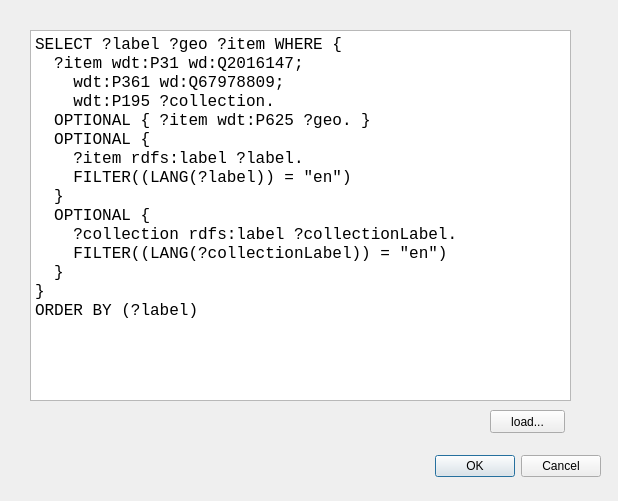
Qt form sparql_unicorn/sparql_unicorn_dialog_base.ui (sparqlunicorn/sparqlunicornGoesGIS) before a commit.
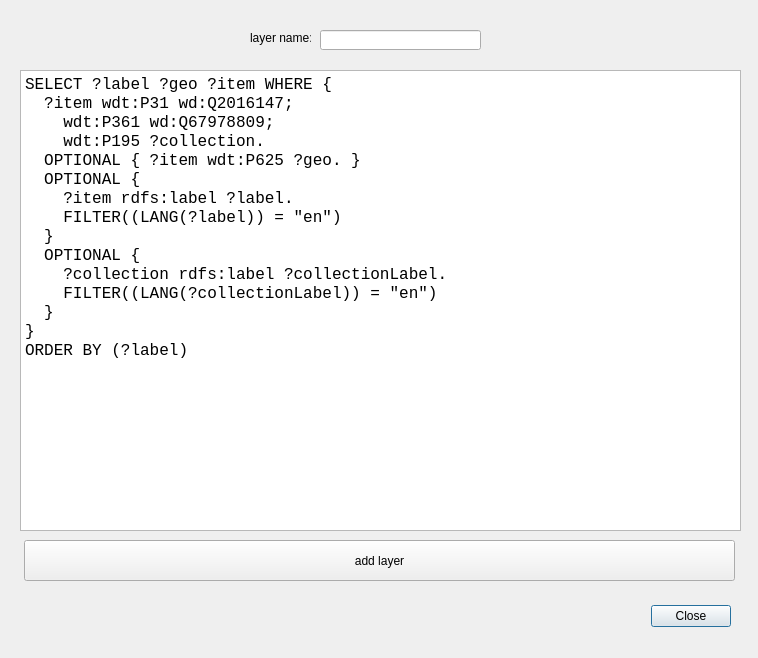
The same form after that commit.

Patch:
```diff
--- a/sparql_unicorn/sparql_unicorn_dialog_base.ui
+++ b/sparql_unicorn/sparql_unicorn_dialog_base.ui
@@ -6,8 +6,8 @@
    <rect>
     <x>0</x>
     <y>0</y>
-    <width>618</width>
-    <height>501</height>
+    <width>758</width>
+    <height>658</height>
    </rect>
   </property>
   <property name="windowTitle">
@@ -16,8 +16,8 @@
   <widget class="QDialogButtonBox" name="button_box">
    <property name="geometry">
     <rect>
-     <x>260</x>
-     <y>450</y>
+     <x>390</x>
+     <y>600</y>
      <width>341</width>
      <height>32</height>
     </rect>
@@ -26,16 +26,16 @@
     <enum>Qt::Horizontal</enum>
    </property>
    <property name="standardButtons">
-    <set>QDialogButtonBox::Cancel|QDialogButtonBox::Ok</set>
+    <set>QDialogButtonBox::Close</set>
    </property>
   </widget>
   <widget class="QPlainTextEdit" name="inp_sparql">
    <property name="geometry">
     <rect>
-     <x>30</x>
-     <y>30</y>
-     <width>541</width>
-     <height>371</height>
+     <x>20</x>
+     <y>70</y>
+     <width>721</width>
+     <height>461</height>
     </rect>
    </property>
    <property name="font">
@@ -65,14 +65,37 @@
   <widget class="QPushButton" name="pushButton">
    <property name="geometry">
     <rect>
-     <x>490</x>
-     <y>410</y>
-     <width>75</width>
-     <height>23</height>
+     <x>24</x>
+     <y>540</y>
+     <width>711</width>
+     <height>41</height>
     </rect>
    </property>
    <property name="text">
-    <string>load...</string>
+    <string>add layer</string>
+   </property>
+  </widget>
+  <widget class="QLabel" name="label">
+   <property name="geometry">
+    <rect>
+     <x>250</x>
+     <y>30</y>
+     <width>61</width>
+     <height>16</height>
+    </rect>
+   </property>
+   <property name="text">
+    <string>layer name:</string>
+   </property>
+  </widget>
+  <widget class="QLineEdit" name="inp_label">
+   <property name="geometry">
+    <rect>
+     <x>320</x>
+     <y>30</y>
+     <width>161</width>
+     <height>20</height>
+    </rect>
    </property>
   </widget>
  </widget>
```
